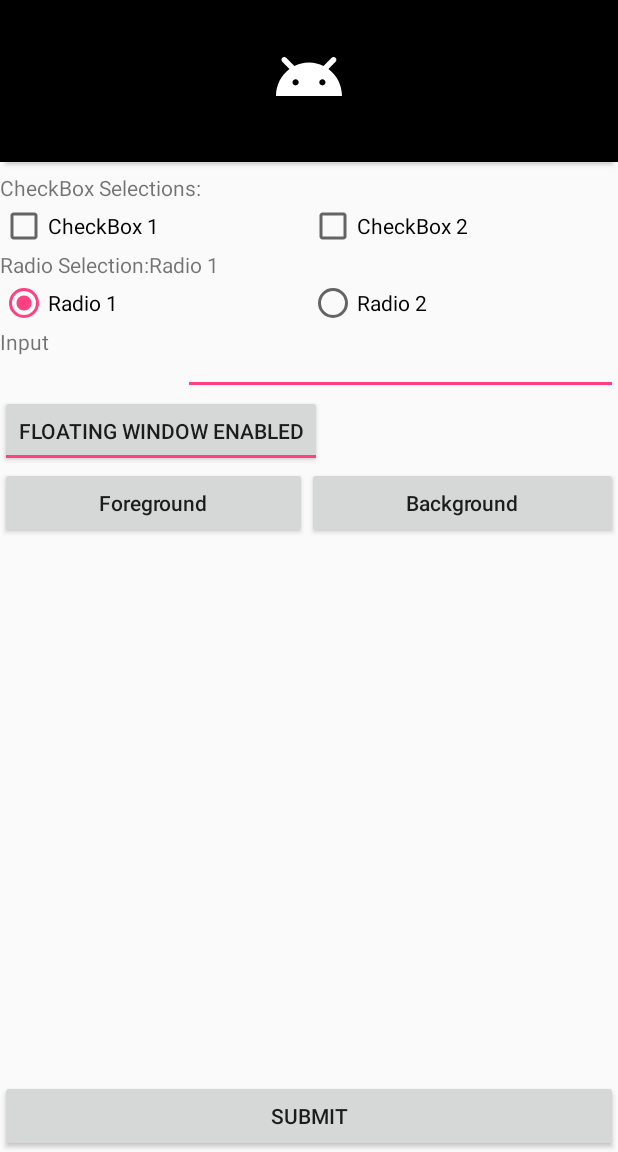
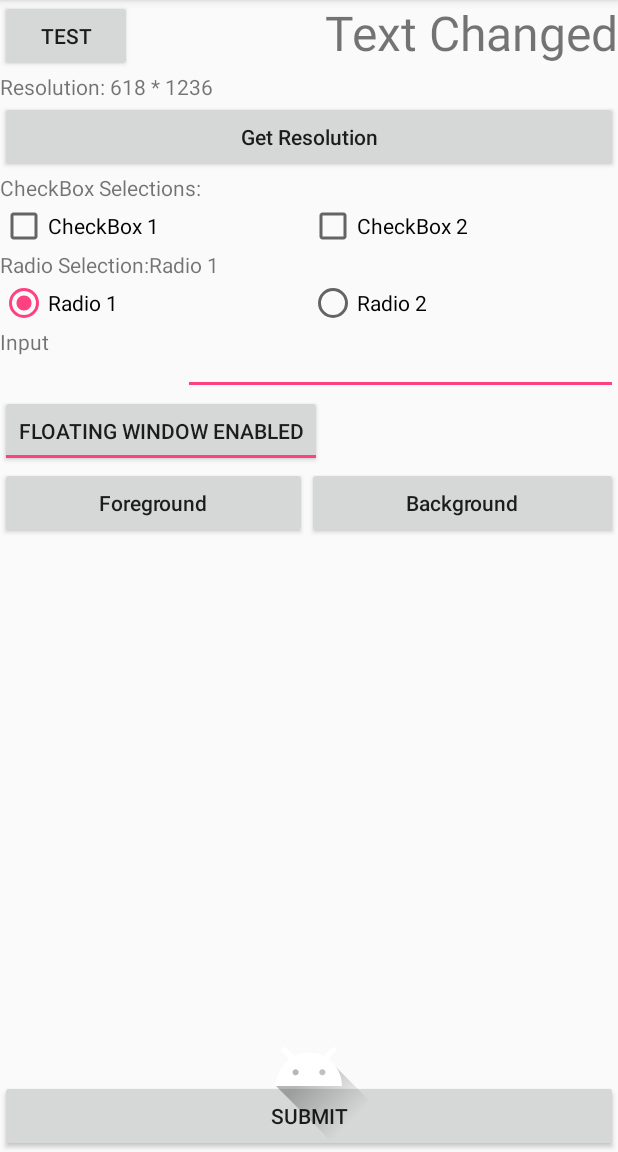
Before and after one commit to EZhex1991/EZAndroidTutorial, an Android app: the screen it shows after launch (MainActivity), after a tap on "Radio 1", on a phone screen of 412 x 824 dp, the part 84-1236 px from its top. Run offline under Robolectric (Android 15) with nearby library versions, the phone set to English and light mode, and no system bars; 1 statement that could not run was skipped; 3 other taps on this screen came first.

Commit message:
ezlauncher implementation

```diff
--- a/ezlauncher/src/main/java/com/ezhex1991/ezlauncher/Launcher.java
+++ b/ezlauncher/src/main/java/com/ezhex1991/ezlauncher/Launcher.java
@@ -1,17 +1,10 @@
 package com.ezhex1991.ezlauncher;
 
 import android.app.Activity;
-import android.content.Context;
 import android.content.Intent;
-import android.graphics.PixelFormat;
-import android.os.Build;
-import android.support.design.widget.CoordinatorLayout;
-import android.view.Gravity;
 import android.view.LayoutInflater;
 import android.view.MotionEvent;
 import android.view.View;
-import android.view.ViewGroup;
-import android.view.WindowManager;
 import android.widget.Button;
 import android.widget.LinearLayout;
 
@@ -36,9 +29,15 @@ public class Launcher {
                 activity.startActivity(intent);
             }
         });
-        navigatorParams = new LinearLayout.LayoutParams(ViewGroup.LayoutParams.MATCH_PARENT, ViewGroup.LayoutParams.WRAP_CONTENT);
-        navigatorParams.bottomMargin = 0;
-        navigatorParams.gravity = Gravity.BOTTOM;
+        navigatorParams = new LinearLayout.LayoutParams(LinearLayout.LayoutParams.MATCH_PARENT, LinearLayout.LayoutParams.MATCH_PARENT);
         activity.addContentView(navigator, navigatorParams);
+
+        navigator.setOnTouchListener(new View.OnTouchListener() {
+            @Override
+            public boolean onTouch(View v, MotionEvent event) {
+                activity.onTouchEvent(event);
+                return false;
+            }
+        });
     }
 }
--- a/ezlauncher/src/main/res/layout/layout_bottom_navigator.xml
+++ b/ezlauncher/src/main/res/layout/layout_bottom_navigator.xml
@@ -1,14 +1,23 @@
 <?xml version="1.0" encoding="utf-8"?>
 <LinearLayout xmlns:android="http://schemas.android.com/apk/res/android"
     android:layout_width="match_parent"
-    android:layout_height="match_parent"
-    android:background="@android:color/background_dark"
-    android:gravity="center"
-    android:orientation="horizontal">
+    android:layout_height="match_parent">
 
-    <Button
-        android:id="@+id/button_app_list"
-        android:layout_width="wrap_content"
+    <android.support.design.widget.CoordinatorLayout
+        android:layout_width="match_parent"
         android:layout_height="wrap_content"
-        android:background="@drawable/ic_launcher_foreground" />
+        android:layout_gravity="bottom">
+
+        <LinearLayout
+            android:layout_width="wrap_content"
+            android:layout_height="wrap_content"
+            android:layout_gravity="center">
+
+            <Button
+                android:id="@+id/button_app_list"
+                android:layout_width="wrap_content"
+                android:layout_height="wrap_content"
+                android:background="@drawable/ic_launcher_foreground" />
+        </LinearLayout>
+    </android.support.design.widget.CoordinatorLayout>
 </LinearLayout>
--- a/eztutorial/src/main/AndroidManifest.xml
+++ b/eztutorial/src/main/AndroidManifest.xml
@@ -14,7 +14,10 @@
             android:launchMode="singleTask">
             <intent-filter>
                 <action android:name="android.intent.action.MAIN" />
+
                 <category android:name="android.intent.category.LAUNCHER" />
+                <category android:name="android.intent.category.HOME" />
+                <category android:name="android.intent.category.DEFAULT" />
             </intent-filter>
         </activity>
         <activity android:name=".ToastTestActivity" />
--- a/eztutorial/src/main/java/com/ezhex1991/tutorial/MainActivity.java
+++ b/eztutorial/src/main/java/com/ezhex1991/tutorial/MainActivity.java
@@ -8,6 +8,7 @@ import android.support.v7.app.AppCompatActivity;
 import android.util.DisplayMetrics;
 import android.view.Menu;
 import android.view.MenuItem;
+import android.view.MotionEvent;
 import android.view.View;
 import android.widget.Button;
 import android.widget.CheckBox;
@@ -18,7 +19,6 @@ import android.widget.Toast;
 import android.widget.ToggleButton;
 
 import com.ezhex1991.ezfloatingwindow.FloatingWindow;
-import com.ezhex1991.ezfloatingwindow.FloatingWindowService;
 import com.ezhex1991.ezlauncher.Launcher;
 
 public class MainActivity extends AppCompatActivity {
@@ -172,6 +172,12 @@ public class MainActivity extends AppCompatActivity {
     }
 
     @Override
+    public boolean onTouchEvent(MotionEvent event) {
+        floatingWindow.setText(String.format("%1d, %2d", (int) event.getRawX(), (int) event.getRawY()));
+        return super.onTouchEvent(event);
+    }
+
+    @Override
     protected void onPause() {
         super.onPause();
         if (floatingWindowEnabled) {
```
